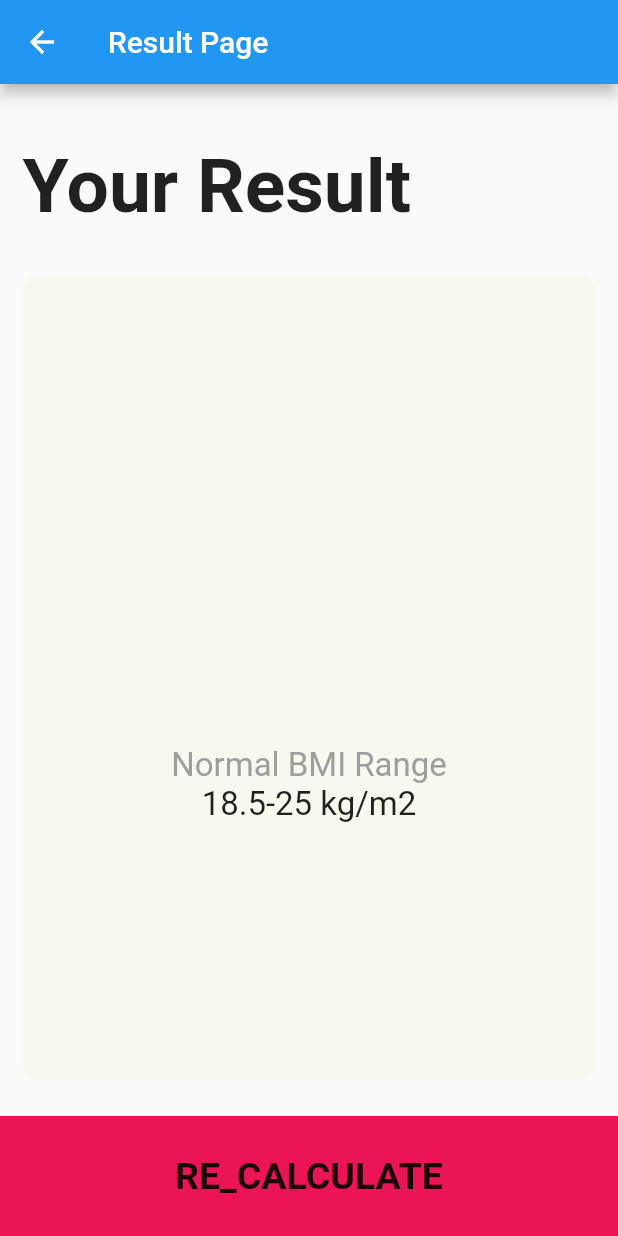
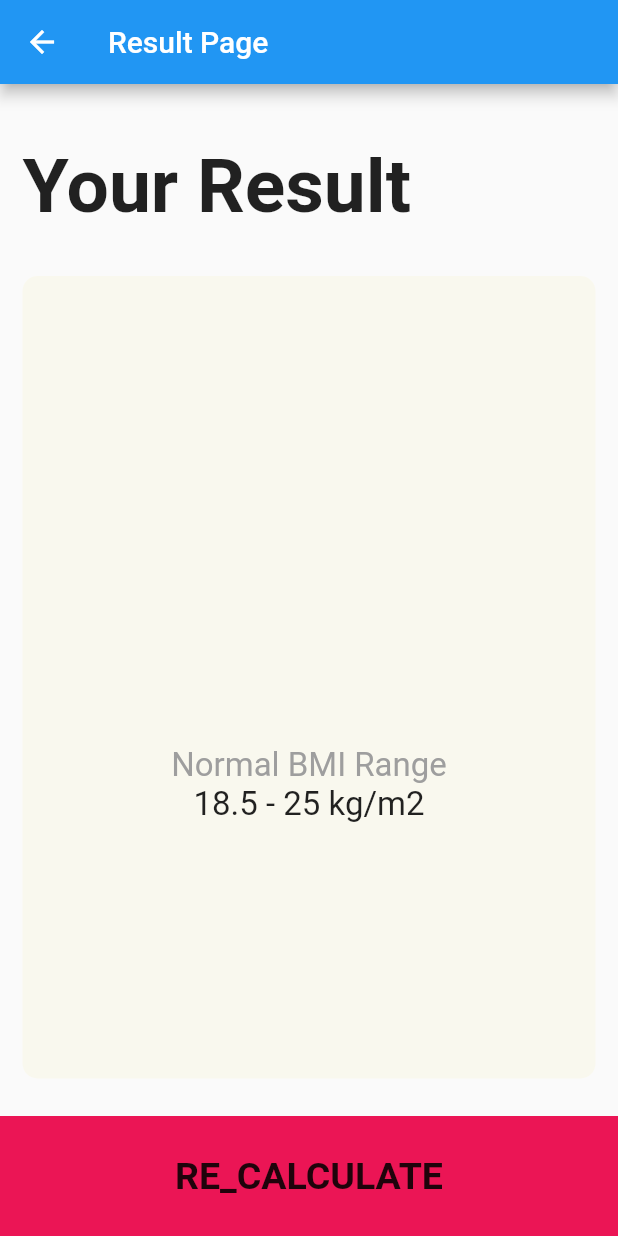
Before and after one commit to HeratUni-CS/bmi-calculator-ab-etemadi, a Flutter app: the ResultsPage screen opened directly with empty values, on a phone screen of 412 x 824 dp. Run offline on Flutter 3.47's test engine with Material 2 defaults, Android fonts, the phone set to English and light mode, and no system bars; our stand-ins replace font_awesome_flutter.

Commit message:
clean up

```diff
--- a/lib/screens/result_page.dart
+++ b/lib/screens/result_page.dart
@@ -35,9 +35,10 @@ class ResultsPage extends StatelessWidget {
                 mainAxisAlignment: MainAxisAlignment.spaceEvenly,
                 crossAxisAlignment: CrossAxisAlignment.center,
                 children: [
-                  Text(resultText!.toUpperCase(), style: kResultTextStyle),
+                  Text(resultText.toString().toUpperCase(),
+                      style: kResultTextStyle),
                   Text(
-                    bmiResult!,
+                    bmiResult.toString(),
                     style: kBMITextStyle,
                   ),
                   Column(
@@ -47,7 +48,7 @@ class ResultsPage extends StatelessWidget {
                         style: kGrayBodyTextStyle,
                       ),
                       Text(
-                        '18.5-25 kg/m2',
+                        '18.5 - 25 kg/m2',
                         style: kBodyTextStyle,
                       ),
                     ],
@@ -55,7 +56,7 @@ class ResultsPage extends StatelessWidget {
                   Padding(
                     padding: const EdgeInsets.all(15),
                     child: Text(
-                      interpretation!,
+                      interpretation.toString(),
                       style: kBodyTextStyle,
                       textAlign: TextAlign.center,
                     ),
```
Also changed, not shown: lib/screens/Input_page.dart (+8 -6 lines).
